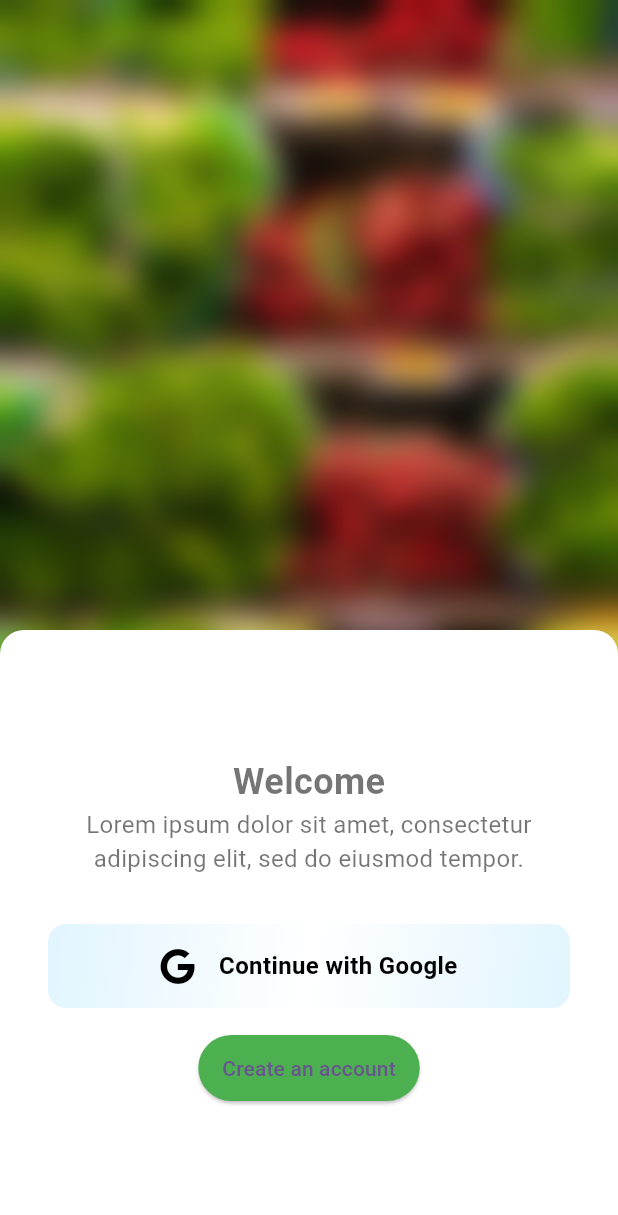
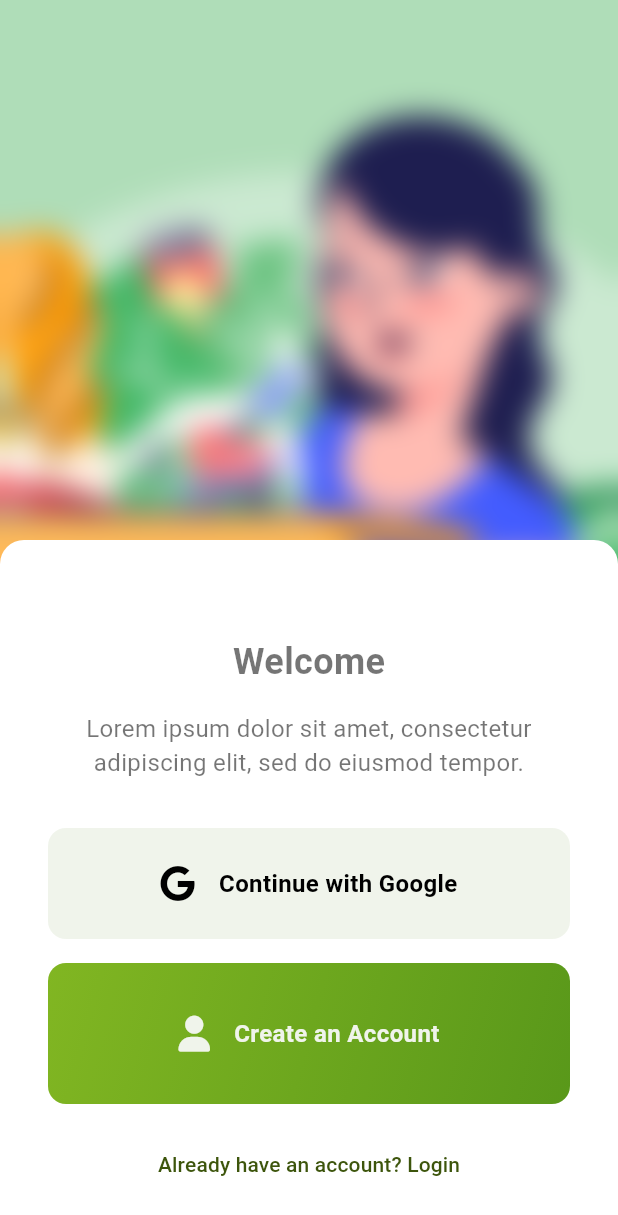
Before and after one commit to berkemremert/yesilsepet, a Flutter app: the screen it shows after launch, after a tap on "Go to Welcome Page", on a phone screen of 412 x 824 dp. Shown: the top 1215 px of the screen. Run offline on Flutter 3.47's test engine with Material 3 defaults, Android fonts, the phone set to English and light mode, and no system bars; our stand-ins replace font_awesome_flutter.

Commit message:
welcome page update

```diff
--- a/lib/Views/theme/appColors.dart
+++ b/lib/Views/theme/appColors.dart
@@ -11,6 +11,7 @@ class AppColors {
   static const Color offWhite = Color(0xFFF5F5F5); // Off white (light grayish white)
   static const Color warmWhite = Color(0xFFFFF8E1); // Warm white (yellowish)
   static const Color coolWhite = Color(0xFFE1F5FE); // Cool white (bluish)
+  static const Color greenishWhite = Color(0xFFf0f4eb);
 
   // Black tones
   static const Color pureBlack = Color(0xFF000000); // Pure black
--- a/lib/Views/welcomePage/WelcomePage.dart
+++ b/lib/Views/welcomePage/WelcomePage.dart
@@ -8,12 +8,12 @@ import 'widgets/welcome_message.dart';
 import 'widgets/social_login_button.dart';
 import 'widgets/create_account_button.dart';
 import 'widgets/login_link.dart';
+import 'package:yesilsepet/Views/theme/appColors.dart';
 
 
 class WelcomePage extends StatelessWidget {
   @override
   Widget build(BuildContext context) {
-    // Access WelcomeViewModel from Provider
     final viewModel = Provider.of<WelcomeViewModel>(context);
 
     return Scaffold(
@@ -45,13 +45,14 @@ class WelcomePage extends StatelessWidget {
                 Container(
                   padding: const EdgeInsets.symmetric(horizontal: 16, vertical: 24),
                   decoration: BoxDecoration(
-                    color: Colors.white,
+                    color: AppColors.pureWhite,
                     borderRadius: BorderRadius.vertical(top: Radius.circular(16)),
                   ),
                   child: Column(
                     mainAxisSize: MainAxisSize.min,
                     children: [
                       WelcomeHeader(),
+                      const SizedBox(height: 16,),
                       WelcomeMessage(),
                       const SizedBox(height: 32),
                       SocialLoginButton(
--- a/lib/Views/welcomePage/widgets/create_account_button.dart
+++ b/lib/Views/welcomePage/widgets/create_account_button.dart
@@ -1,4 +1,6 @@
+import 'package:font_awesome_flutter/font_awesome_flutter.dart';
 import 'package:flutter/material.dart';
+import 'package:yesilsepet/Views/theme/appColors.dart';
 
 class CreateAccountButton extends StatelessWidget {
   final VoidCallback onPressed;
@@ -7,12 +9,47 @@ class CreateAccountButton extends StatelessWidget {
 
   @override
   Widget build(BuildContext context) {
-    return ElevatedButton(
-      onPressed: onPressed,
-      child: Text('Create an account'),
-      style: ElevatedButton.styleFrom(
-        backgroundColor: Colors.green,
-        padding: EdgeInsets.symmetric(horizontal: 16, vertical: 12),
+    return Padding(
+      padding: const EdgeInsets.symmetric(horizontal: 16),
+      child: Container(
+        decoration: BoxDecoration(
+          gradient: const LinearGradient(
+            colors: [AppColors.limeGreen, AppColors.green],
+            begin: Alignment.topLeft,
+            end: Alignment.bottomRight,
+          ),
+          borderRadius: BorderRadius.circular(12),
+        ),
+        child: Material(
+          color: Colors.transparent,
+          borderRadius: BorderRadius.circular(12),
+          child: InkWell(
+            onTap: onPressed,
+            borderRadius: BorderRadius.circular(12),
+            child: const Padding(
+              padding: EdgeInsets.symmetric(vertical: 35),
+              child: Row(
+                mainAxisAlignment: MainAxisAlignment.center,
+                children: [
+                  FaIcon(
+                    FontAwesomeIcons.solidUser,
+                    size: 24,
+                    color: AppColors.greenishWhite,
+                  ),
+                  SizedBox(width: 16),
+                  Text(
+                    'Create an Account',
+                    style: TextStyle(
+                      color: AppColors.greenishWhite,
+                      fontSize: 16,
+                      fontWeight: FontWeight.w600,
+                    ),
+                  ),
+                ],
+              ),
+            ),
+          ),
+        ),
       ),
     );
   }
--- a/lib/Views/welcomePage/widgets/login_link.dart
+++ b/lib/Views/welcomePage/widgets/login_link.dart
@@ -1,4 +1,5 @@
 import 'package:flutter/material.dart';
+import 'package:yesilsepet/Views/theme/appColors.dart';
 
 class LoginLink extends StatelessWidget {
   final VoidCallback onPressed;
@@ -9,9 +10,9 @@ class LoginLink extends StatelessWidget {
   Widget build(BuildContext context) {
     return TextButton(
       onPressed: onPressed,
-      child: Text(
+      child: const Text(
         'Already have an account? Login',
-        style: TextStyle(color: Colors.white),
+        style: TextStyle(color: AppColors.oliveGreen),
       ),
     );
   }
--- a/lib/Views/welcomePage/widgets/social_login_button.dart
+++ b/lib/Views/welcomePage/widgets/social_login_button.dart
@@ -14,7 +14,7 @@ class SocialLoginButton extends StatelessWidget {
       child: Container(
         decoration: BoxDecoration(
           gradient: const LinearGradient(
-            colors: [AppColors.coolWhite, Colors.white, AppColors.coolWhite],
+            colors: [AppColors.greenishWhite, AppColors.greenishWhite],
             begin: Alignment.topLeft,
             end: Alignment.bottomRight,
           ),
@@ -26,8 +26,8 @@ class SocialLoginButton extends StatelessWidget {
           child: InkWell(
             onTap: onPressed,
             borderRadius: BorderRadius.circular(12),
-            child: Padding(
-              padding: const EdgeInsets.symmetric(vertical: 16),
+            child: const Padding(
+              padding: EdgeInsets.symmetric(vertical: 25),
               child: Row(
                 mainAxisAlignment: MainAxisAlignment.center,
                 children: [
@@ -36,8 +36,8 @@ class SocialLoginButton extends StatelessWidget {
                     size: 24,
                     color: Colors.black,
                   ),
-                  const SizedBox(width: 16),
-                  const Text(
+                  SizedBox(width: 16),
+                  Text(
                     'Continue with Google',
                     style: TextStyle(
                       color: Colors.black,
--- a/lib/Views/welcomePage/widgets/welcome_header.dart
+++ b/lib/Views/welcomePage/widgets/welcome_header.dart
@@ -4,7 +4,7 @@ class WelcomeHeader extends StatelessWidget {
   @override
   Widget build(BuildContext context) {
     return Padding(
-      padding: const EdgeInsets.only(top: 60.0),
+      padding: const EdgeInsets.only(top: 40.0),
       child: Text(
         'Welcome',
         style: TextStyle(
--- a/pubspec.yaml
+++ b/pubspec.yaml
@@ -26,10 +26,7 @@ dev_dependencies:
 flutter:
   assets:
     - assets/grocery.jpg
-<<<<<<< Updated upstream
     - assets/default_profile_picture.webp
-=======
     - assets/google-logo.png
->>>>>>> Stashed changes
 
   uses-material-design: true
```
Also changed, not shown: assets/grocery.jpg, pubspec.lock.
